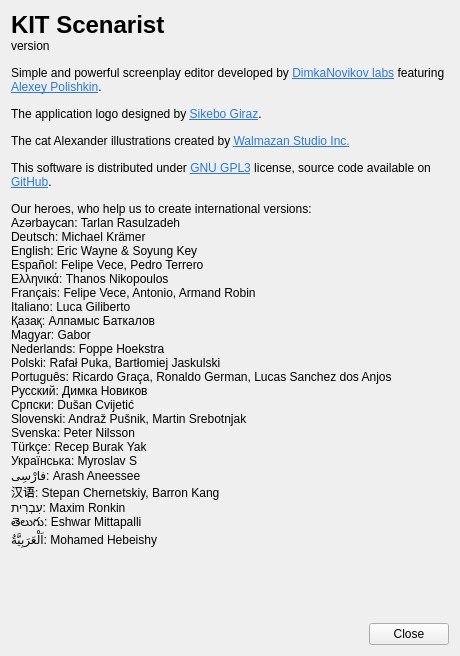
Old version of the form src/bin/scenarist-desktop/UserInterfaceLayer/Application/AboutDialog.ui in the repository dimkanovikov/KITScenarist.
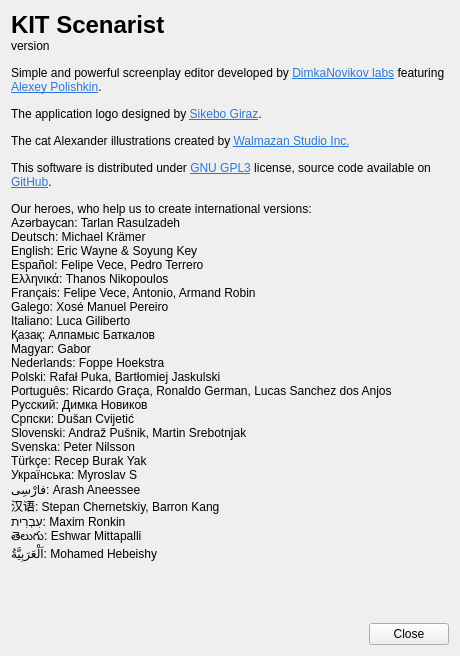
New version of the form.

```diff
--- a/src/bin/scenarist-desktop/UserInterfaceLayer/Application/AboutDialog.ui
+++ b/src/bin/scenarist-desktop/UserInterfaceLayer/Application/AboutDialog.ui
@@ -209,6 +209,7 @@
 Español: Felipe Vece, Pedro Terrero
 Ελληνικά: Thanos Nikopoulos
 Français: Felipe Vece, Antonio, Armand Robin
+Galego: Xosé Manuel Pereiro
 Italiano: Luca Giliberto
 Қазақ: Алпамыс Баткалов
 Magyar: Gabor
```
